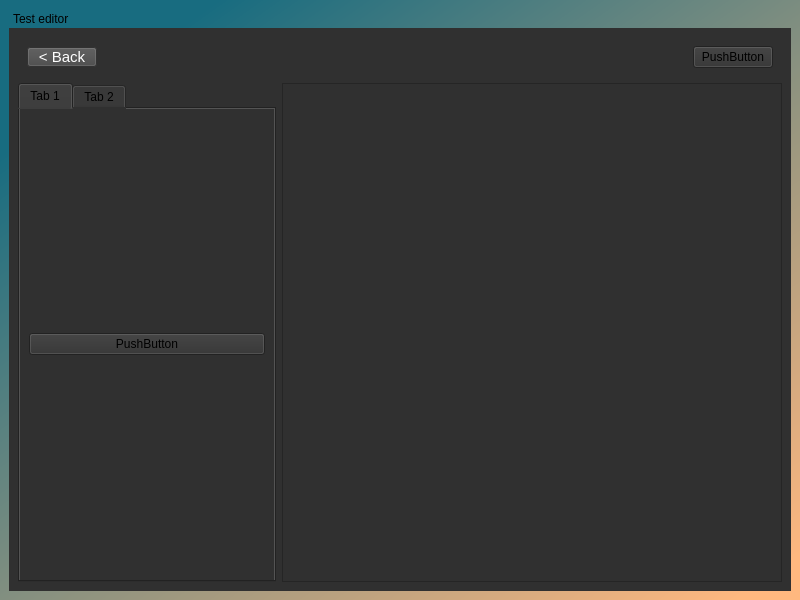
Above: applicationUi.ui from NeoMCHS/testing-app before the change. Below: the same form after it.
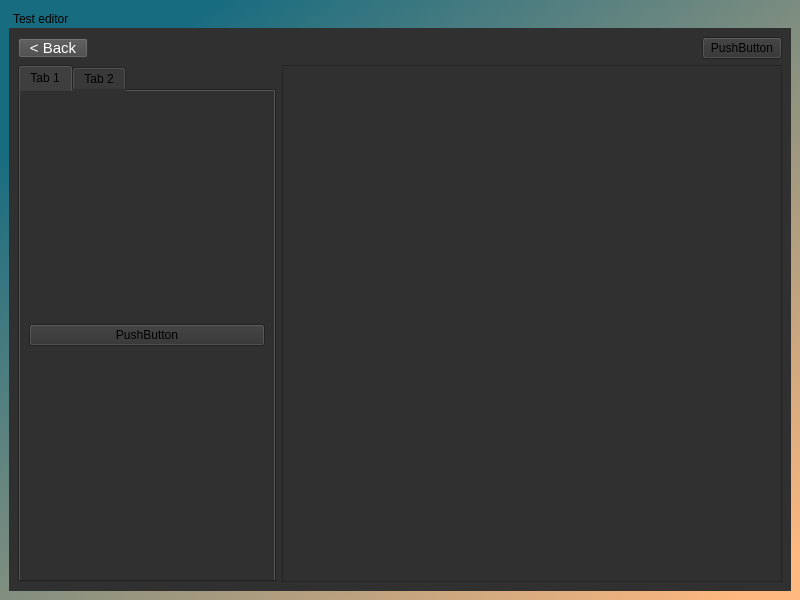
That is the form after the change. The open tabs and pages were chosen to show the change.

Commit message: Improved UI and fixed some bugs with indexes

```diff
--- a/applicationUi.ui
+++ b/applicationUi.ui
@@ -228,7 +228,7 @@
              <x>0</x>
              <y>0</y>
              <width>498</width>
-             <height>468</height>
+             <height>480</height>
             </rect>
            </property>
            <layout class="QVBoxLayout" name="verticalLayout">
@@ -240,14 +240,7 @@
          </widget>
         </item>
         <item row="0" column="0" colspan="2">
-         <widget class="QWidget" name="widget_2" native="true">
-          <property name="minimumSize">
-           <size>
-            <width>0</width>
-            <height>35</height>
-           </size>
-          </property>
-          <layout class="QHBoxLayout" name="horizontalLayout_4">
+         <layout class="QHBoxLayout" name="horizontalLayout_5">
            <item>
             <widget class="QPushButton" name="back_button_editor">
              <property name="maximumSize">
@@ -284,14 +277,13 @@
             </spacer>
            </item>
            <item>
-            <widget class="QPushButton" name="pushButton">
+           <widget class="QPushButton" name="pushButton_2">
              <property name="text">
               <string>PushButton</string>
              </property>
             </widget>
            </item>
           </layout>
-         </widget>
         </item>
        </layout>
       </widget>
```
Left out of the diff: 9 changed lines with no effect on the pictures. Lines whose indentation alone changed are shown as unchanged. The commit also changes 2 other files.
